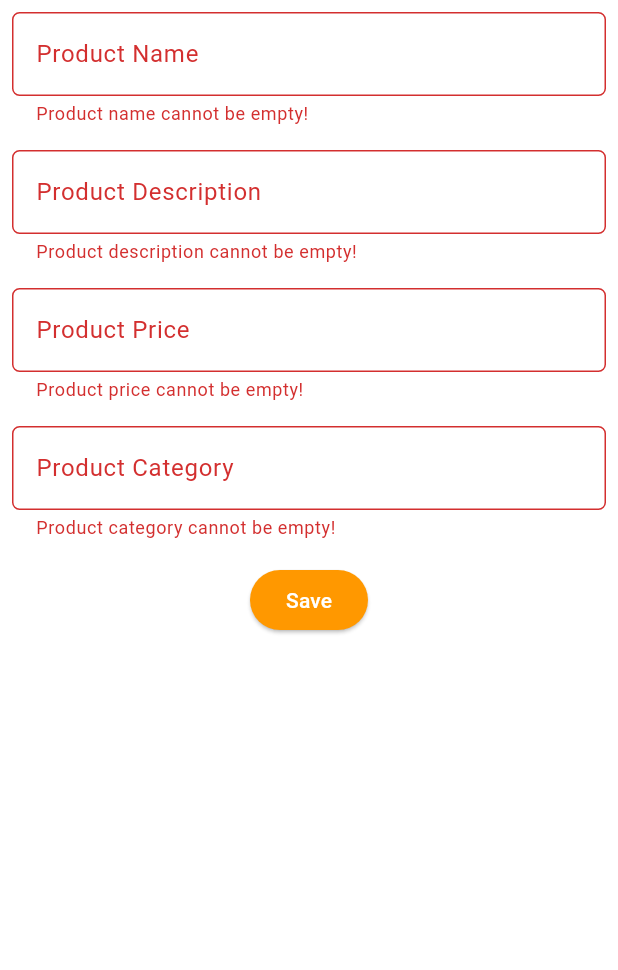
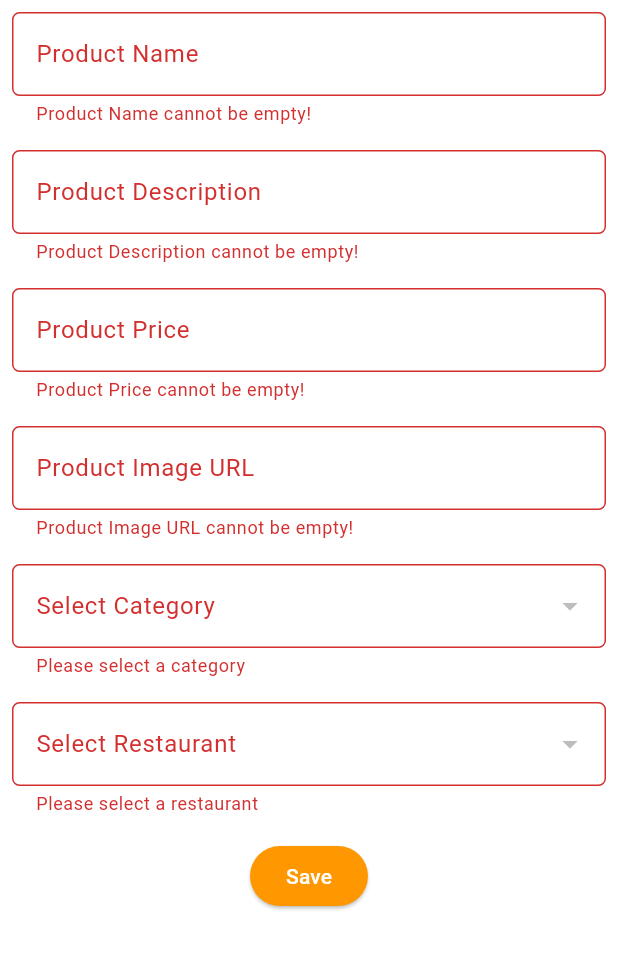
Before and after one commit to Kelompok-D07/Bali-heritage-mobile, a Flutter app: the ProductEntryFormPage screen opened directly, after a tap on "Save", on a phone screen of 412 x 824 dp, the part 84-1054 px from its top. Run offline on Flutter 3.47's test engine with Material 3 defaults, Android fonts, the phone set to English and light mode, and no system bars; our stand-ins replace image_picker; missing offline and left inert: image_picker_web, pbp_django_auth.

Commit message:
productentry form

```diff
--- a/lib/Homepage/screens/homepage.dart
+++ b/lib/Homepage/screens/homepage.dart
@@ -1,3 +1,4 @@
+import 'package:bali_heritage/Homepage/screens/productentry_from.dart';
 import 'package:flutter/material.dart';
 import 'package:bali_heritage/widgets/left_drawer.dart';
 
@@ -65,7 +66,12 @@ class _HomePageState extends State<HomePage> {
                 const SizedBox(height: 20),
                 ElevatedButton(
                   onPressed: () {
-                    // Navigate to the Add Product page
+                    Navigator.push(
+                      context,
+                      MaterialPageRoute(
+                        builder: (context) => const ProductEntryFormPage(),
+                      ),
+                    );
                   },
                   style: ElevatedButton.styleFrom(
                     foregroundColor: Colors.white,
--- a/lib/Homepage/screens/productentry_from.dart
+++ b/lib/Homepage/screens/productentry_from.dart
@@ -1,6 +1,8 @@
 import 'dart:convert';
+import 'package:bali_heritage/Homepage/models/Category.dart';
+import 'package:bali_heritage/Homepage/models/Restaurant.dart';
+import 'package:flutter/material.dart';
 import 'package:bali_heritage/widgets/left_drawer.dart';
-import 'package:flutter/material.dart';
 import 'package:bali_heritage/Homepage/screens/homepage.dart';
 import 'package:pbp_django_auth/pbp_django_auth.dart';
 import 'package:provider/provider.dart';
@@ -14,10 +16,48 @@ class ProductEntryFormPage extends StatefulWidget {
 
 class _ProductEntryFormPageState extends State<ProductEntryFormPage> {
   final _formKey = GlobalKey<FormState>();
+
   String _productName = '';
   String _productDescription = '';
-  double _productPrice = 0.0;
+  String _productPrice = '';
+  String _productImage = '';
   String _productCategory = '';
+  String _restaurantName = '';
+
+  List<Category> _categories = [];
+  List<Restaurant> _restaurants = [];
+
+  Category? _selectedCategory;
+  Restaurant? _selectedRestaurant;
+
+  @override
+  void initState() {
+    super.initState();
+    _fetchCategories();
+    _fetchRestaurants();
+  }
+
+  Future<void> _fetchCategories() async {
+    final request = context.read<CookieRequest>();
+    final response = await request.get("http://localhost:8000/get-categories/");
+    if (response['status'] == 'success') {
+      setState(() {
+        _categories = List<Category>.from(
+            response['categories'].map((x) => Category.fromJson(x)));
+      });
+    }
+  }
+
+  Future<void> _fetchRestaurants() async {
+    final request = context.read<CookieRequest>();
+    final response = await request.get("http://localhost:8000/get-restaurants/");
+    if (response['status'] == 'success') {
+      setState(() {
+        _restaurants = List<Restaurant>.from(
+            response['restaurants'].map((x) => Restaurant.fromJson(x)));
+      });
+    }
+  }
 
   @override
   Widget build(BuildContext context) {
@@ -40,96 +80,88 @@ class _ProductEntryFormPageState extends State<ProductEntryFormPage> {
           child: Column(
             crossAxisAlignment: CrossAxisAlignment.start,
             children: [
+              _buildTextField(
+                context,
+                label: "Product Name",
+                hint: "Enter product name",
+                onChanged: (value) => _productName = value,
+              ),
+              _buildTextField(
+                context,
+                label: "Product Description",
+                hint: "Enter product description",
+                onChanged: (value) => _productDescription = value,
+              ),
+              _buildTextField(
+                context,
+                label: "Product Price",
+                hint: "Enter product price",
+                inputType: TextInputType.number,
+                onChanged: (value) => _productPrice = value,
+              ),
+              _buildTextField(
+                context,
+                label: "Product Image URL",
+                hint: "Enter product image URL",
+                onChanged: (value) => _productImage = value,
+              ),
+              // Category Dropdown
               Padding(
                 padding: const EdgeInsets.all(8.0),
-                child: TextFormField(
+                child: DropdownButtonFormField<Category>(
                   decoration: InputDecoration(
-                    hintText: "Product Name",
-                    labelText: "Product Name",
+                    labelText: 'Select Category',
                     border: OutlineInputBorder(
                       borderRadius: BorderRadius.circular(5.0),
                     ),
                   ),
-                  onChanged: (String? value) {
+                  value: _selectedCategory,
+                  onChanged: (value) {
                     setState(() {
-                      _productName = value!;
+                      _selectedCategory = value;
+                      _productCategory = value?.fields.name ?? '';
                     });
                   },
-                  validator: (String? value) {
-                    if (value == null || value.isEmpty) {
-                      return "Product name cannot be empty!";
+                  items: _categories.map((Category category) {
+                    return DropdownMenuItem<Category>(
+                      value: category,
+                      child: Text(category.fields.name),
+                    );
+                  }).toList(),
+                  validator: (value) {
+                    if (value == null) {
+                      return 'Please select a category';
                     }
                     return null;
                   },
                 ),
               ),
+              // Restaurant Dropdown
               Padding(
                 padding: const EdgeInsets.all(8.0),
-                child: TextFormField(
+                child: DropdownButtonFormField<Restaurant>(
                   decoration: InputDecoration(
-                    hintText: "Product Description",
-                    labelText: "Product Description",
+                    labelText: 'Select Restaurant',
                     border: OutlineInputBorder(
                       borderRadius: BorderRadius.circular(5.0),
                     ),
                   ),
-                  onChanged: (String? value) {
+                  value: _selectedRestaurant,
+                  onChanged: (value) {
                     setState(() {
-                      _productDescription = value!;
+                      _selectedRestaurant = value;
+                      _restaurantName = value?.fields.name ?? '';
                     });
                   },
-                  validator: (String? value) {
-                    if (value == null || value.isEmpty) {
-                      return "Product description cannot be empty!";
-                    }
-                    return null;
-                  },
-                ),
-              ),
-              Padding(
-                padding: const EdgeInsets.all(8.0),
-                child: TextFormField(
-                  decoration: InputDecoration(
-                    hintText: "Product Price",
-                    labelText: "Product Price",
-                    border: OutlineInputBorder(
-                      borderRadius: BorderRadius.circular(5.0),
-                    ),
-                  ),
-                  onChanged: (String? value) {
-                    setState(() {
-                      _productPrice = double.tryParse(value!) ?? 0.0;
-                    });
-                  },
-                  validator: (String? value) {
-                    if (value == null || value.isEmpty) {
-                      return "Product price cannot be empty!";
-                    }
-                    if (double.tryParse(value) == null) {
-                      return "Product price must be a valid number!";
-                    }
-                    return null;
-                  },
-                ),
-              ),
-              Padding(
-                padding: const EdgeInsets.all(8.0),
-                child: TextFormField(
-                  decoration: InputDecoration(
-                    hintText: "Product Category",
-                    labelText: "Product Category",
-                    border: OutlineInputBorder(
-                      borderRadius: BorderRadius.circular(5.0),
-                    ),
-                  ),
-                  onChanged: (String? value) {
-                    setState(() {
-                      _productCategory = value!;
-                    });
-                  },
-                  validator: (String? value) {
-                    if (value == null || value.isEmpty) {
-                      return "Product category cannot be empty!";
+                  items: _restaurants.map((Restaurant restaurant) {
+                    return DropdownMenuItem<Restaurant>(
+                      value: restaurant,
+                      child: Text(restaurant.fields.name),
+                    );
+                  }).toList(),
+                  validator: (value) {
+                    if (value == null) {
+                      return 'Please select a restaurant';
                     }
                     return null;
                   },
@@ -149,27 +181,33 @@ class _ProductEntryFormPageState extends State<ProductEntryFormPage> {
                         final response = await request.postJson(
                           "http://localhost:8000/create-product/",
                           jsonEncode({
-                            'name': _productName,
-                            'description': _productDescription,
-                            'price': _productPrice.toString(),
-                            'category': _productCategory,
+                            "name": _productName,
+                            "description": _productDescription,
+                            "price": _productPrice,
+                            "image": _productImage,
+                            "category": _productCategory,
+                            "restaurant_name": _restaurantName,
                           }),
                         );
                         if (context.mounted) {
                           if (response['status'] == 'success') {
                             ScaffoldMessenger.of(context).showSnackBar(
                               const SnackBar(
-                                content: Text("Product has been added successfully!"),
+                                content:
+                                    Text("Product has been added successfully!"),
                               ),
                             );
                             Navigator.pushReplacement(
                               context,
-                              MaterialPageRoute(builder: (context) => const HomePage()),
+                              MaterialPageRoute(
+                                builder: (context) => const HomePage(),
+                              ),
                             );
                           } else {
                             ScaffoldMessenger.of(context).showSnackBar(
                               const SnackBar(
-                                content: Text("Something went wrong, please try again."),
+                                content: Text(
+                                    "Something went wrong, please try again."),
                               ),
                             );
                           }
@@ -189,4 +227,31 @@ class _ProductEntryFormPageState extends State<ProductEntryFormPage> {
       ),
     );
   }
+
+  Widget _buildTextField(BuildContext context,
+      {required String label,
+      required String hint,
+      TextInputType inputType = TextInputType.text,
+      required Function(String) onChanged}) {
+    return Padding(
+      padding: const EdgeInsets.all(8.0),
+      child: TextFormField(
+        keyboardType: inputType,
+        decoration: InputDecoration(
+          labelText: label,
+          hintText: hint,
+          border: OutlineInputBorder(
+            borderRadius: BorderRadius.circular(5.0),
+          ),
+        ),
+        onChanged: (value) => onChanged(value),
+        validator: (value) {
+          if (value == null || value.isEmpty) {
+            return "$label cannot be empty!";
+          }
+          return null;
+        },
+      ),
+    );
+  }
 }
```
